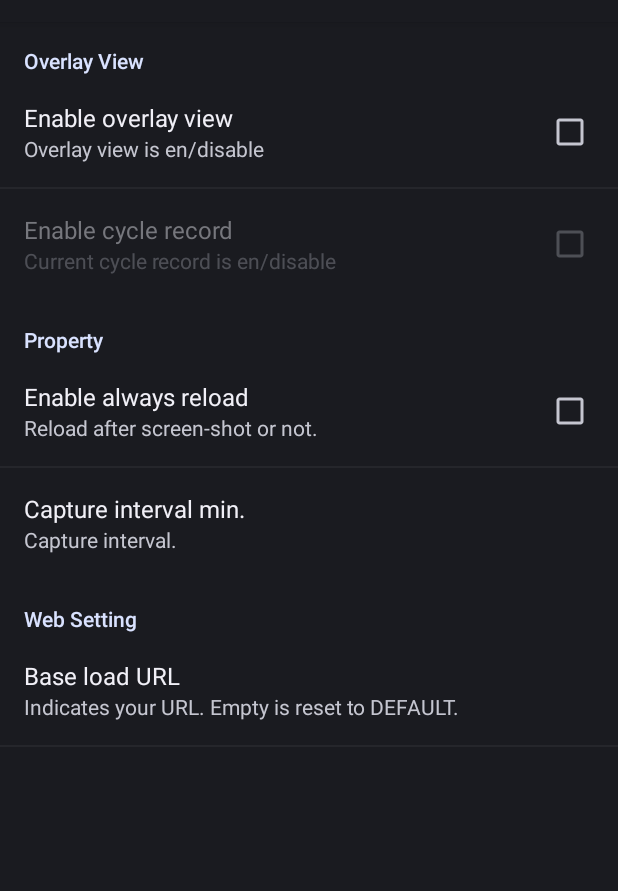
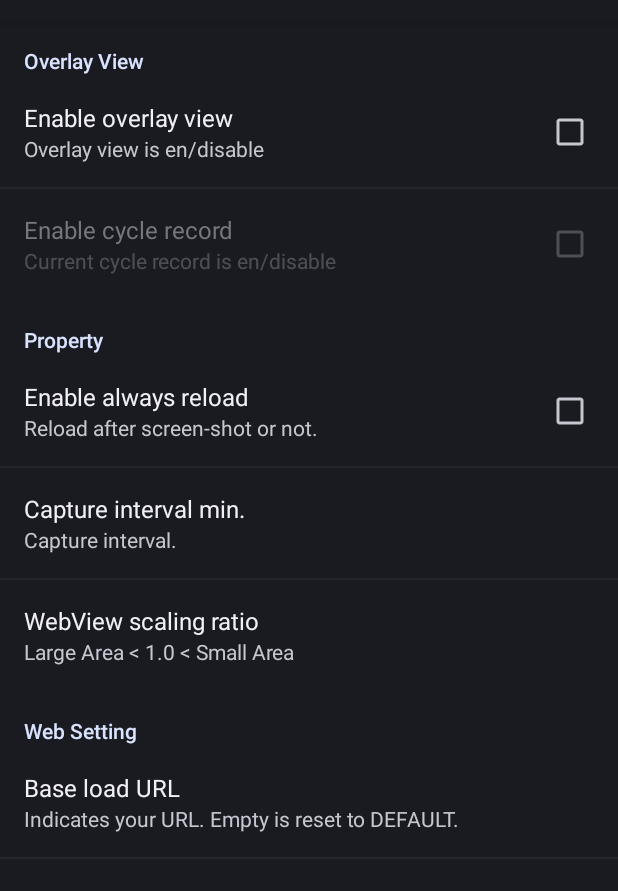
Before and after one commit to fezrestia/pokego-map-overlay, an Android app: the screen it shows after launch (UserPreferenceActivity), on a phone screen of 412 x 824 dp, the part 62-953 px from its top. Run offline under Robolectric (Android 15) with nearby library versions, the light colour scheme and no system bars.

Commit message:
ADD:UI web view scale ratio setting
FIX=ISSUE#30

```diff
--- a/IngressIntelOverlay/src/main/java/com/fezrestia/android/ingressinteloverlay/Constants.java
+++ b/IngressIntelOverlay/src/main/java/com/fezrestia/android/ingressinteloverlay/Constants.java
@@ -17,6 +17,8 @@ public class Constants {
     public static final String SP_KEY_CAPTURE_INTERVAL_MIN = "capture_interval_min";
     /** SP Key, base load URL. */
     public static final String SP_KEY_BASE_LOAD_URL = "base-load-url";
+    /** SP Key, webview scale ratio. */
+    public static final String SP_KEY_WEBVIEW_SCALE_RATIO = "webview_scale_ratio";
 
     /** Font file name. */
     public static final String FONT_FILENAME_CODA = "Coda/Coda-Regular.ttf";
--- a/IngressIntelOverlay/src/main/java/com/fezrestia/android/ingressinteloverlay/view/OverlayRootView.java
+++ b/IngressIntelOverlay/src/main/java/com/fezrestia/android/ingressinteloverlay/view/OverlayRootView.java
@@ -95,13 +95,13 @@ public class OverlayRootView extends FrameLayout {
                 ;
 
     // UI scale.
-    private static final float mUiScaleRate = 0.6f;
+    private float mUiScaleRate = 1.0f; // Default.
 
     // Screen shot generator.
     private ScreenShotGenerator mScreenShotGenerator = null;
 
     // Capture delay. e.g. waiting for java script execution done.
-    private static final int CAPTURE_DELAY_MILLIS = 5000;
+    private static final int CAPTURE_DELAY_MILLIS = 10000;
 
     // Grip width.
     private static final int SLIDER_GRIP_WIDTH_PIX = 1080 - 960;
@@ -257,8 +257,11 @@ public class OverlayRootView extends FrameLayout {
     private void loadPreferences() {
         SharedPreferences sp = UserApplication.getGlobalSharedPreferences();
 
-
-
+        // UI scale rate.
+        String uiScaleValue = sp.getString(Constants.SP_KEY_WEBVIEW_SCALE_RATIO, null);
+        if (uiScaleValue != null) {
+            mUiScaleRate = Float.parseFloat(uiScaleValue);
+        }
     }
 
     private void createWindowParameters() {
--- a/IngressIntelOverlay/src/main/res/values/arrays.xml
+++ b/IngressIntelOverlay/src/main/res/values/arrays.xml
@@ -18,4 +18,24 @@
         <item>10</item>
     </string-array>
 
+    <string-array
+            name="webview_scale_ratio_entries"
+    >
+        <item>0.2</item>
+        <item>0.4</item>
+        <item>0.6</item>
+        <item>0.8</item>
+        <item>1.0</item>
+    </string-array>
+
+    <string-array
+            name="webview_scale_ratio_values"
+    >
+        <item>0.2</item>
+        <item>0.4</item>
+        <item>0.6</item>
+        <item>0.8</item>
+        <item>1.0</item>
+    </string-array>
+
 </resources>
--- a/IngressIntelOverlay/src/main/res/xml/preferences.xml
+++ b/IngressIntelOverlay/src/main/res/xml/preferences.xml
@@ -37,6 +37,15 @@
                 android:entryValues="@array/capture_interval_min_list_values"
         />
 
+        <ListPreference
+                android:key="webview_scale_ratio"
+                android:title="WebView scaling ratio"
+                android:summary="Large Area &lt; 1.0 &lt; Small Area"
+                android:entries="@array/webview_scale_ratio_entries"
+                android:entryValues="@array/webview_scale_ratio_values"
+                android:defaultValue="1.0"
+        />
+
     </PreferenceCategory>
 
     <PreferenceCategory
```
